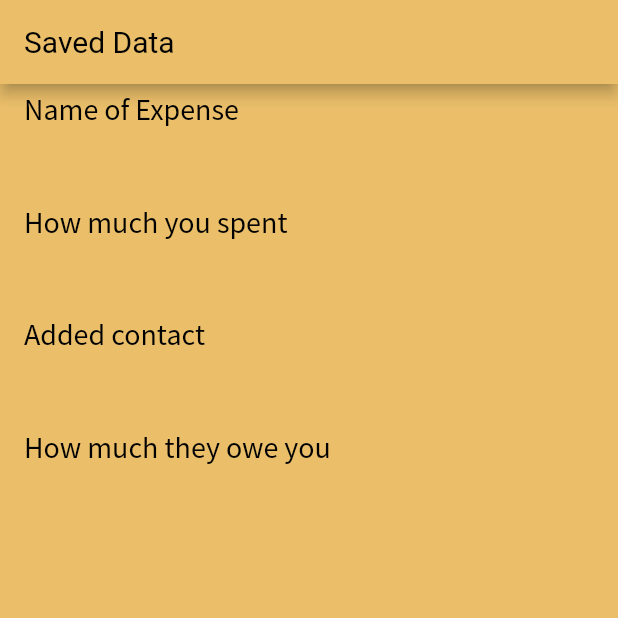
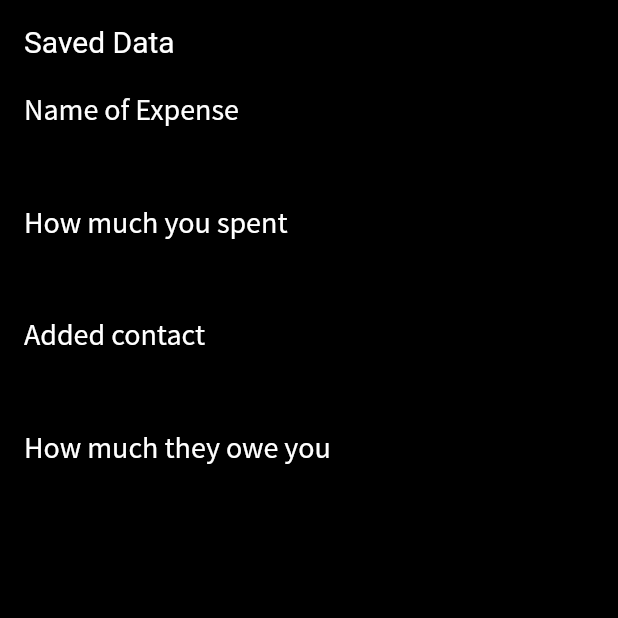
Before and after one commit to ameysunu/highfieldhack, a Flutter app: the TheyOwe screen opened directly, after a tap on "Saved Expenses", on a phone screen of 412 x 824 dp, the top half of it. Run offline on Flutter 3.47's test engine with Material 2 defaults, Android fonts, the phone set to English and light mode, and no system bars; our stand-ins replace cloud_firestore, firebase_auth, firebase_core, google_sign_in, hexcolor; missing offline and left inert: flutter_dialogflow; accounts and stored records are empty; project files that could hold a hidden picture were left out.

Commit message:
firestore done

```diff
--- a/lib/pages/theyowe.dart
+++ b/lib/pages/theyowe.dart
@@ -20,13 +20,13 @@ class _TheyOweState extends State<TheyOwe> {
   Widget build(BuildContext context) {
     return Scaffold(
       resizeToAvoidBottomInset: false,
-      backgroundColor: HexColor('#EBBF6A'),
+      backgroundColor: HexColor('#000000'),
       appBar: AppBar(
-        backgroundColor: HexColor('#EBBF6A'),
+        backgroundColor: HexColor('#000000'),
         automaticallyImplyLeading: false,
         title: Text(
           "Expenses",
-          style: TextStyle(fontFamily: 'SourceSansPro', color: Colors.black),
+          style: TextStyle(fontFamily: 'SourceSansPro', color: Colors.white),
         ),
         elevation: 0,
       ),
@@ -37,13 +37,13 @@ class _TheyOweState extends State<TheyOwe> {
             child: TextFormField(
               controller: nameController,
               style:
-                  TextStyle(color: Colors.black, fontFamily: 'SourceSansPro'),
+                  TextStyle(color: Colors.white, fontFamily: 'SourceSansPro'),
               decoration: new InputDecoration(
                 enabledBorder: new OutlineInputBorder(
-                    borderSide: new BorderSide(color: Colors.black)),
+                    borderSide: new BorderSide(color: Colors.white)),
                 hintStyle: TextStyle(
                   fontFamily: 'SourceSansPro',
-                  color: Colors.black54,
+                  color: Colors.white54,
                   fontSize: 15,
                   fontStyle: FontStyle.italic,
                 ),
@@ -58,18 +58,18 @@ class _TheyOweState extends State<TheyOwe> {
             child: TextFormField(
               controller: moneyController,
               style:
-                  TextStyle(color: Colors.black, fontFamily: 'SourceSansPro'),
+                  TextStyle(color: Colors.white, fontFamily: 'SourceSansPro'),
               decoration: new InputDecoration(
                 enabledBorder: new OutlineInputBorder(
-                    borderSide: new BorderSide(color: Colors.black)),
+                    borderSide: new BorderSide(color: Colors.white)),
                 hintStyle: TextStyle(
                   fontFamily: 'SourceSansPro',
-                  color: Colors.black54,
+                  color: Colors.white54,
                   fontSize: 15,
                   fontStyle: FontStyle.italic,
                 ),
                 labelStyle:
-                    TextStyle(fontFamily: 'SourceSansPro', color: Colors.black),
+                    TextStyle(fontFamily: 'SourceSansPro', color: Colors.white),
                 hintText: 'How much did you spend?',
               ),
             ),
@@ -79,13 +79,13 @@ class _TheyOweState extends State<TheyOwe> {
             child: TextFormField(
               controller: contactController,
               style:
-                  TextStyle(color: Colors.black, fontFamily: 'SourceSansPro'),
+                  TextStyle(color: Colors.white, fontFamily: 'SourceSansPro'),
               decoration: new InputDecoration(
                 enabledBorder: new OutlineInputBorder(
-                    borderSide: new BorderSide(color: Colors.black)),
+                    borderSide: new BorderSide(color: Colors.white)),
                 hintStyle: TextStyle(
                   fontFamily: 'SourceSansPro',
-                  color: Colors.black54,
+                  color: Colors.white54,
                   fontSize: 15,
                   fontStyle: FontStyle.italic,
                 ),
@@ -100,18 +100,18 @@ class _TheyOweState extends State<TheyOwe> {
             child: TextFormField(
               controller: excessController,
               style:
-                  TextStyle(color: Colors.black, fontFamily: 'SourceSansPro'),
+                  TextStyle(color: Colors.white, fontFamily: 'SourceSansPro'),
               decoration: new InputDecoration(
                 enabledBorder: new OutlineInputBorder(
-                    borderSide: new BorderSide(color: Colors.black)),
+                    borderSide: new BorderSide(color: Colors.white)),
                 hintStyle: TextStyle(
                   fontFamily: 'SourceSansPro',
-                  color: Colors.black54,
+                  color: Colors.white54,
                   fontSize: 15,
                   fontStyle: FontStyle.italic,
                 ),
                 labelStyle:
-                    TextStyle(fontFamily: 'SourceSansPro', color: Colors.black),
+                    TextStyle(fontFamily: 'SourceSansPro', color: Colors.white),
                 hintText: 'How much do they owe you?',
               ),
             ),
@@ -242,13 +242,13 @@ class _ViewerState extends State<Viewer> {
     return Scaffold(
       appBar: AppBar(
         automaticallyImplyLeading: false,
-        backgroundColor: HexColor('#EBBF6A'),
+        backgroundColor: HexColor('#000000'),
         title: Text(
           'Saved Data',
-          style: TextStyle(color: Colors.black),
+          style: TextStyle(color: Colors.white),
         ),
       ),
-      backgroundColor: HexColor('#EBBF6A'),
+      backgroundColor: HexColor('#000000'),
       body: SafeArea(
         child: SingleChildScrollView(
           child: Center(
@@ -272,7 +272,7 @@ class _ViewerState extends State<Viewer> {
                                   "\n\nHow much they owe you\n" +
                                   snapshot.data.data()['owe'],
                               style: TextStyle(
-                                  color: Colors.black,
+                                  color: Colors.white,
                                   fontFamily: 'SourceSansPro',
                                   fontSize: 20),
                             ),
```
